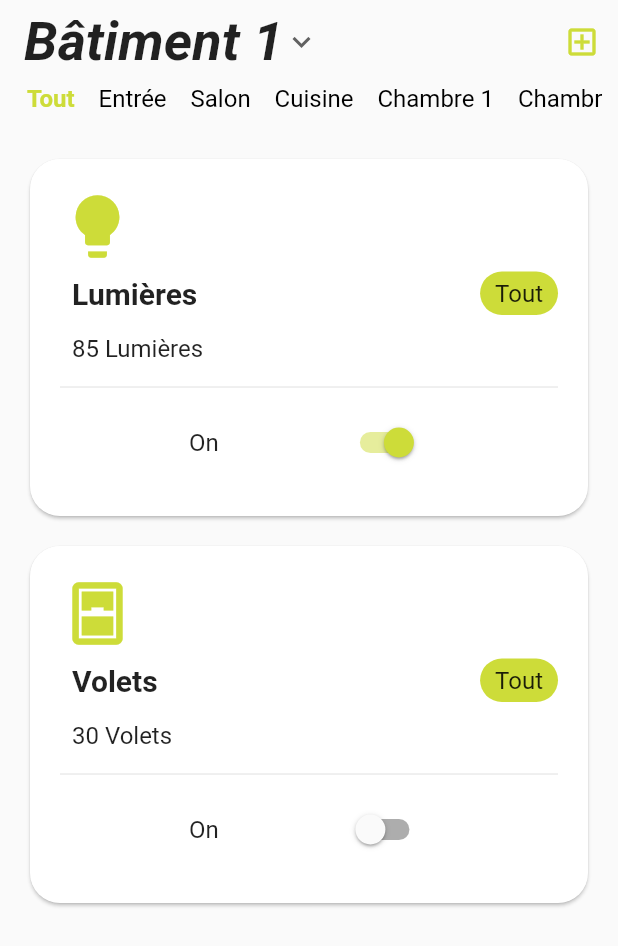
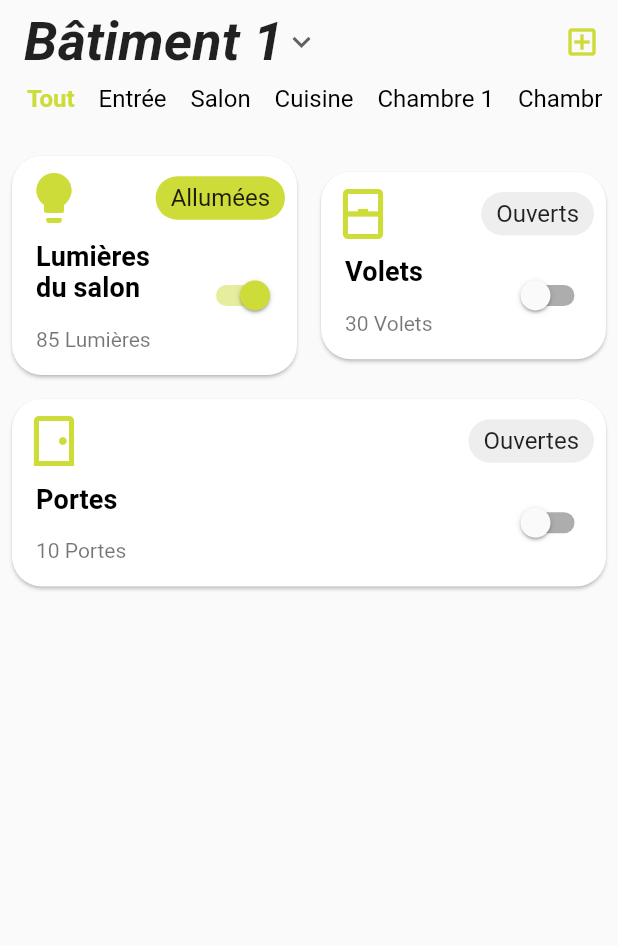
Before and after one commit to philippe-jonathan/AirLux_Application, a Flutter app: the screen it shows after launch, after a tap on "Connexion", on a phone screen of 412 x 824 dp. Shown: the top 946 px of the screen. Run offline on Flutter 3.47's test engine with Material 2 defaults, Android fonts, the phone set to English and light mode, and no system bars; our stand-ins replace plugin_platform_interface; missing offline and left inert: functional_data, protobuf; network calls fail.

Commit message:
ajout de fonctionnalités

```diff
--- a/airlux/lib/main.dart
+++ b/airlux/lib/main.dart
@@ -21,6 +21,7 @@ class MyApp extends StatelessWidget {
                 fontWeight: FontWeight.bold,
                 fontStyle: FontStyle.italic),
             titleMedium: TextStyle(fontSize: 20.0, fontWeight: FontWeight.bold),
+            titleSmall: TextStyle(fontSize: 18.0, fontWeight: FontWeight.bold),
             bodyMedium: TextStyle(fontSize: 16.0),
             bodySmall: TextStyle(fontSize: 14.0),
           ),
--- a/airlux/lib/screens/home_screen.dart
+++ b/airlux/lib/screens/home_screen.dart
@@ -5,8 +5,6 @@ import 'package:airlux/screens/users_screen.dart';
 import 'package:flutter/material.dart';
 import 'package:web_socket_channel/web_socket_channel.dart';
 import 'package:airlux/widgets/custom_card.dart';
-
-import '../widgets/custom_textfield.dart';
 
 class HomeScreen extends StatefulWidget {
   const HomeScreen({Key? key}) : super(key: key);
@@ -36,6 +34,7 @@ class _HomeScreenState extends State<HomeScreen> {
 
   // Index de la pièce sélectionnée
   int _selectedRoomIndex = 0;
+  String _selectedRoom = 'Salon';
 
   // Liste des pièces
   final List<String> _building1 = [
@@ -152,6 +151,7 @@ class _HomeScreenState extends State<HomeScreen> {
                     onTap: () {
                       setState(() {
                         _selectedRoomIndex = index;
+                        _selectedRoom = roomName;
                       });
                     },
                     child: Text(
@@ -168,23 +168,48 @@ class _HomeScreenState extends State<HomeScreen> {
               },
             ),
           ),
-          const Padding(padding: EdgeInsets.symmetric(vertical: 10)),
-          CustomCard(
+          const SizedBox(
+            height: 20,
+          ),
+          Row(
+            children: [
+              Expanded(
+                child: CustomCard(
                   icon: Icons.lightbulb,
-            title: "Lumières",
+                  outlinedIcon: Icons.lightbulb_outline,
+                  title: "Lumières du salon",
                   subtitle: "85 Lumières",
-            pillText: "Tout",
-            pillColor: Colors.lime,
+                  pillTextOn: "Allumées",
+                  pillTextOff: "Éteintes",
                   switchValue: true,
+                  room: "Salon",
                   onSwitchChanged: (bool) {},
                 ),
-          CustomCard(
+              ),
+              Expanded(
+                child: CustomCard(
                   icon: Icons.sensor_window,
+                  outlinedIcon: Icons.sensor_window_outlined,
                   title: "Volets",
                   subtitle: "30 Volets",
-            pillText: "Tout",
-            pillColor: Colors.lime,
+                  pillTextOn: "Fermés",
+                  pillTextOff: "Ouverts",
                   switchValue: false,
+                  room: "Salon",
+                  onSwitchChanged: (bool) {},
+                ),
+              )
+            ],
+          ),
+          CustomCard(
+            icon: Icons.sensor_door,
+            outlinedIcon: Icons.sensor_door_outlined,
+            title: "Portes",
+            subtitle: "10 Portes",
+            pillTextOn: "Fermées",
+            pillTextOff: "Ouvertes",
+            switchValue: false,
+            room: "Cuisine",
             onSwitchChanged: (bool) {},
           )
         ],
--- a/airlux/lib/widgets/custom_card.dart
+++ b/airlux/lib/widgets/custom_card.dart
@@ -2,21 +2,25 @@ import 'package:flutter/material.dart';
 
 class CustomCard extends StatefulWidget {
   final IconData icon;
+  final IconData outlinedIcon;
   final String title;
   final String subtitle;
-  final String pillText;
-  final Color pillColor;
+  final String pillTextOn;
+  final String pillTextOff;
   final bool switchValue;
+  final String room;
   final Function(bool) onSwitchChanged;
 
   const CustomCard({
     super.key,
     required this.icon,
+    required this.outlinedIcon,
     required this.title,
     required this.subtitle,
-    required this.pillText,
-    required this.pillColor,
+    required this.pillTextOn,
+    required this.pillTextOff,
     required this.switchValue,
+    required this.room,
     required this.onSwitchChanged,
   });
 
@@ -25,7 +29,7 @@ class CustomCard extends StatefulWidget {
 }
 
 class _CustomCardState extends State<CustomCard> {
-  late bool _switchValue = false;
+  late bool _switchValue;
 
   @override
   void initState() {
@@ -36,56 +40,62 @@ class _CustomCardState extends State<CustomCard> {
   @override
   Widget build(BuildContext context) {
     return Card(
-      margin: const EdgeInsets.symmetric(horizontal: 20, vertical: 10),
+      margin: const EdgeInsets.symmetric(horizontal: 8, vertical: 8),
       shape: RoundedRectangleBorder(
         borderRadius: BorderRadius.circular(20.0),
       ),
       child: Container(
-        padding: const EdgeInsets.symmetric(horizontal: 20, vertical: 20),
+        padding: const EdgeInsets.symmetric(horizontal: 8, vertical: 8),
         child: Column(
-          crossAxisAlignment: CrossAxisAlignment.start,
+          // crossAxisAlignment: CrossAxisAlignment.stretch,
           children: [
-            Icon(
-              widget.icon,
-              size: 50,
-            ),
             Row(
               mainAxisAlignment: MainAxisAlignment.spaceBetween,
               children: [
-                Padding(
-                  padding: const EdgeInsets.all(8.0),
-                  child: Text(
-                    widget.title,
-                    style: Theme.of(context).textTheme.titleMedium,
-                  ),
+                Icon(
+                  // widget.icon,
+                  _switchValue ? widget.icon : widget.outlinedIcon,
+                  size: 40,
                 ),
                 Container(
                   padding:
                       const EdgeInsets.symmetric(vertical: 5, horizontal: 10),
                   decoration: BoxDecoration(
-                    color: Colors.lime,
+                    color: _switchValue ? Colors.lime : Colors.grey[200],
                     borderRadius: BorderRadius.circular(20),
                   ),
                   child: Text(
-                    widget.pillText,
+                    _switchValue ? widget.pillTextOn : widget.pillTextOff,
                   ),
                 ),
               ],
+            ),
+            Row(
+              mainAxisAlignment: MainAxisAlignment.spaceBetween,
+              children: [
+                Column(
+                  crossAxisAlignment: CrossAxisAlignment.start,
+                  children: [
+                    Padding(
+                      padding: const EdgeInsets.all(8.0),
+                      child: Expanded(
+                        child: SizedBox(
+                          width: 95,
+                          child: Text(
+                            widget.title,
+                            style: Theme.of(context).textTheme.titleSmall,
+                          ),
+                        ),
+                      ),
                     ),
                     Padding(
                       padding: const EdgeInsets.all(8.0),
                       child: Text(
                         widget.subtitle,
+                        style: Theme.of(context).textTheme.bodySmall,
                       ),
                     ),
-            const Divider(),
-            Padding(
-              padding: const EdgeInsets.all(5.0),
-              child: Row(
-                mainAxisAlignment: MainAxisAlignment.spaceEvenly,
-                children: [
-                  const Text(
-                    "On",
+                  ],
                 ),
                 Switch(
                   value: _switchValue,
@@ -98,7 +108,6 @@ class _CustomCardState extends State<CustomCard> {
                 ),
               ],
             ),
-            ),
           ],
         ),
       ),
```
Also changed, not shown: 3 other files. Lines whose indentation alone changed are shown as unchanged.
